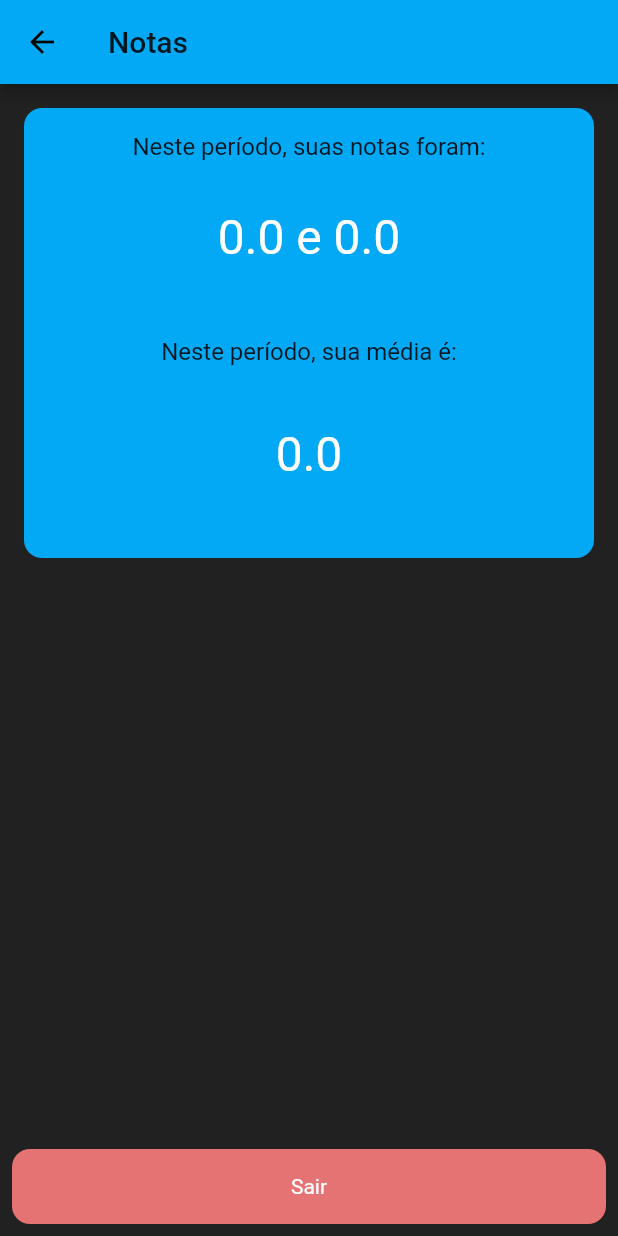
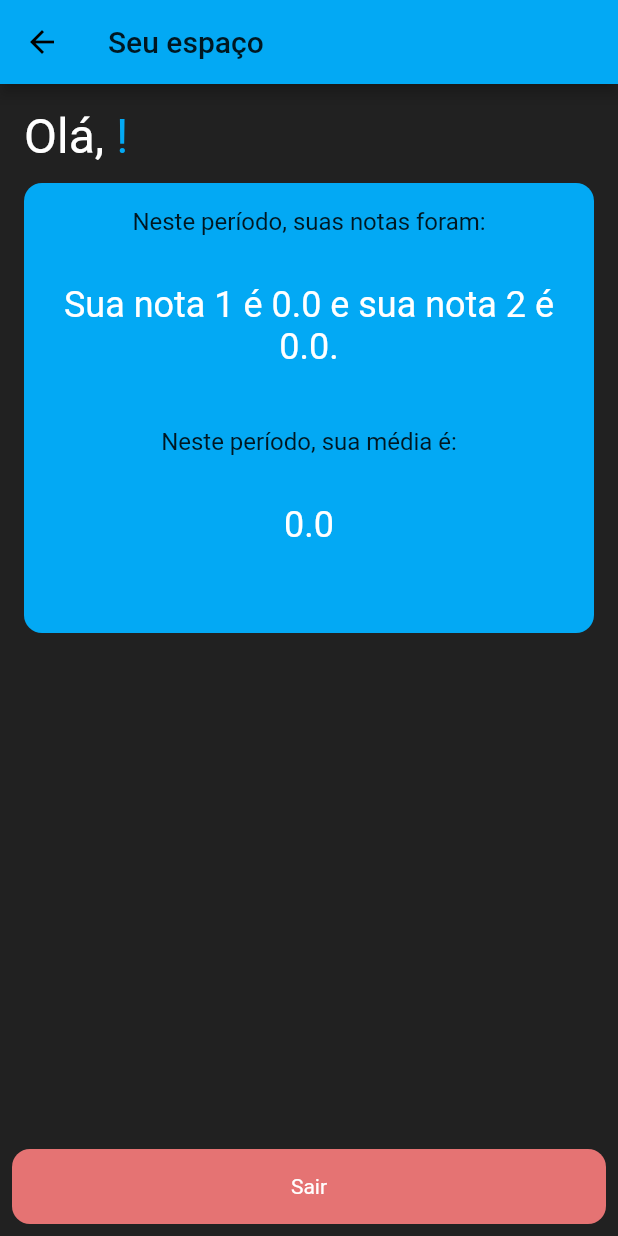
Before and after one commit to Ericboo/eldoom, a Flutter app: the DashboardAluno screen opened directly with empty values, on a phone screen of 412 x 824 dp. Run offline on Flutter 3.47's test engine with Material 2 defaults, Android fonts, the phone set to English and light mode, and no system bars; our stand-ins replace firebase_auth, firebase_core, firebase_database; accounts and stored records are empty.

Commit message:
atualização da tela do aluno.

```diff
--- a/lib/main.dart
+++ b/lib/main.dart
@@ -1,5 +1,4 @@
 import 'package:eldoom/pages/login.dart';
-import 'package:firebase_core/firebase_core.dart';
 import 'package:flutter/material.dart';
 
 void main() {
--- a/lib/models/user.dart
+++ b/lib/models/user.dart
@@ -1,10 +1,9 @@
 import 'package:firebase_database/firebase_database.dart';
 
-User novoUser(values) {
+Usuario novoUser(values) {
   final Map<String, dynamic> novoUser = {
     'nome': '',
-    'email': '',
-    'senha': '',
+    'credential': '',
     'nota1': -1.0,
     'nota2': -1.0,
     'isAluno': true,
@@ -13,20 +12,19 @@ User novoUser(values) {
     novoUser[key] = value;
   });
 
-  return new User(
+  return new Usuario(
       novoUser['nome'],
-      novoUser['email'],
-      novoUser['senha'],
+      novoUser['credential'],
       double.parse(novoUser['nota1'].toString()),
       double.parse(novoUser['nota2'].toString()),
       novoUser['isAluno']);
 }
 
-class User {
+class Usuario {
+
   late DatabaseReference _id;
+  final String credential;
   final String nome;
-  final String email;
-  final String senha;
   final bool isAluno;
   double nota1;
   double nota2;
@@ -42,13 +40,12 @@ class User {
   Map<String, dynamic> toJson() {
     return {
       'nome': this.nome,
-      'email': this.email,
-      'senha': this.senha,
+      'credential': this.credential,
       'nota1': this.nota1,
       'nota2': this.nota2,
       'isAluno': this.isAluno,
     };
   }
 
-  User(this.nome, this.email, this.senha, this.nota1, this.nota2, this.isAluno);
+  Usuario(this.nome, this.credential, this.nota1, this.nota2, this.isAluno);
 }
--- a/lib/pages/dashboard/aluno.dart
+++ b/lib/pages/dashboard/aluno.dart
@@ -1,74 +1,68 @@
 import 'package:eldoom/models/user.dart';
+import 'package:firebase_auth/firebase_auth.dart';
 import 'package:flutter/material.dart';
 
 class DashboardAluno extends StatelessWidget {
-
-  final User aluno;
+  final Usuario aluno;
   DashboardAluno(this.aluno);
 
   @override
   Widget build(BuildContext context) {
-    final double median = (aluno.nota1 + aluno.nota2) / 2;
     return Scaffold(
       appBar: AppBar(
-        title: Text('Notas'),
+        leading: IconButton(
+          icon: Icon(Icons.arrow_back),
+          onPressed: () {
+            FirebaseAuth.instance.signOut();
+            Navigator.pop(context);
+          },
+        ),
+        title: Text('Seu espaço'),
       ),
       body: Column(
         mainAxisAlignment: MainAxisAlignment.spaceBetween,
         children: [
           Padding(
             padding: EdgeInsets.all(16),
-            child: Container(
+            child: Column(
+              crossAxisAlignment: CrossAxisAlignment.start,
+              children: [
+                RichText(
+                  text: TextSpan(
+                      style: TextStyle(
+                          fontSize: 32, color: Theme.of(context).primaryColor),
+                      children: [
+                        TextSpan(
+                            text: 'Olá, ',
+                            style: TextStyle(color: Colors.white)),
+                        TextSpan(
+                          text: aluno.nome,
+                        ),
+                        TextSpan(text: "!")
+                      ]),
+                ),
+                SizedBox(
+                  height: 12,
+                ),
+                Container(
                   width: double.infinity,
                   height: 300,
                   decoration: BoxDecoration(
                     borderRadius: BorderRadius.circular(12),
                     color: Theme.of(context).primaryColor,
                   ),
-              child: Column(
-                children: [
-                  Padding(
-                    padding: EdgeInsets.all(16),
-                    child: Text(
-                      "Neste período, suas notas foram:",
-                      style: TextStyle(fontSize: 16),
-                    ),
-                  ),
-                  Row(
-                    mainAxisAlignment: MainAxisAlignment.center,
-                    children: [
-                      Padding(
-                        //TODO: verificar se existem as notas antes de mostrá-las.
-                        padding: EdgeInsets.all(16),
-                        child: Text(
-                          aluno.nota1.toString() + " e " + aluno.nota2.toString(),
-                          style: TextStyle(fontSize: 32, color: Colors.white),
-                        ),
+                  child: RetornaNota(aluno),
                 ),
               ],
-                  ),
-                  Padding(
-                    padding: EdgeInsets.all(32),
-                    child: Text(
-                      "Neste período, sua média é:",
-                      style: TextStyle(fontSize: 16),
-                    ),
-                  ),
-                  Padding(
-                    padding: EdgeInsets.symmetric(vertical: 8),
-                    child: Text(
-                      median.toString(),
-                      style: TextStyle(fontSize: 32, color: Colors.white),
-                    ),
-                  ),
-                ],
-              ),
             ),
           ),
           Padding(
             padding: const EdgeInsets.all(8.0),
             child: InkWell(
-              onTap: () {},
+              onTap: () {
+                FirebaseAuth.instance.signOut();
+                Navigator.pop(context);
+              },
               child: Container(
                 decoration: BoxDecoration(
                   color: Colors.red[300],
@@ -89,3 +83,97 @@ class DashboardAluno extends StatelessWidget {
     );
   }
 }
+
+class RetornaNota extends StatelessWidget {
+  final Usuario aluno;
+  bool existeMed = false;
+
+  RetornaNota(this.aluno);
+
+  Widget msgNota() {
+    if (aluno.nota1 == -1 && aluno.nota2 == -1) {
+      return Text(
+        'Suas notas ainda não foram lançadas pelos professores.',
+        textAlign: TextAlign.center,
+        style: TextStyle(fontSize: 24, color: Colors.white),
+      );
+    } else if (aluno.nota1 == -1) {
+      return Text(
+        'Sua nota 2 é ' +
+            aluno.nota2.toString() +
+            ' e sua nota 1 ainda não foi lançada.',
+        textAlign: TextAlign.center,
+        style: TextStyle(fontSize: 24, color: Colors.white),
+      );
+    } else if (aluno.nota2 == -1) {
+      return Text(
+        'Sua nota 1 é ' +
+            aluno.nota1.toString() +
+            ' e sua nota 2 ainda não foi lançada.',
+        textAlign: TextAlign.center,
+        style: TextStyle(fontSize: 24, color: Colors.white),
+      );
+    } else {
+      existeMed = true;
+      return Text(
+        'Sua nota 1 é ' +
+            aluno.nota1.toString() +
+            ' e sua nota 2 é ' +
+            aluno.nota2.toString() +
+            '.',
+        textAlign: TextAlign.center,
+        style: TextStyle(fontSize: 24, color: Colors.white),
+      );
+    }
+  }
+
+  @override
+  Widget build(BuildContext context) {
+    final double median = (aluno.nota1 + aluno.nota2) / 2;
+    return Container(
+      child: Column(
+        children: [
+          Padding(
+            padding: EdgeInsets.all(16),
+            child: Text(
+              "Neste período, suas notas foram:",
+              style: TextStyle(fontSize: 16),
+            ),
+          ),
+          Row(
+            mainAxisAlignment: MainAxisAlignment.center,
+            children: [
+              Expanded(
+                child: Padding(
+                  padding: EdgeInsets.all(16),
+                  child: msgNota(),
+                ),
+              ),
+            ],
+          ),
+          Padding(
+            padding: EdgeInsets.all(24),
+            child: Text(
+              "Neste período, sua média é:",
+              style: TextStyle(fontSize: 16),
+            ),
+          ),
+          Padding(
+            padding: EdgeInsets.symmetric(horizontal: 8),
+            child: Expanded(
+              child: Padding(
+                padding: EdgeInsets.symmetric(vertical: 8),
+                child: Text(
+                  existeMed == false
+                      ? 'Sua média ainda não existe.'
+                      : median.toString(),
+                  style: TextStyle(fontSize: 24, color: Colors.white),
+                ),
+              ),
+            ),
+          ),
+        ],
+      ),
+    );
+  }
+}
--- a/lib/pages/dashboard/dashboard.dart
+++ b/lib/pages/dashboard/dashboard.dart
@@ -10,7 +10,7 @@ import 'package:flutter/material.dart';
 //atribuir notas. good luck
 
 class Dashboard extends StatelessWidget {
-  final User user;
+  final Usuario user;
 
   Dashboard(this.user);
 
--- a/pubspec.yaml
+++ b/pubspec.yaml
@@ -30,6 +30,7 @@ dependencies:
   cupertino_icons: ^1.0.2
   firebase_database: ^7.1.2
   firebase_core: ^1.4.0
+  firebase_auth: ^3.0.1
 
 dev_dependencies:
   flutter_test:
```
Also changed, not shown: lib/pages/dashboard/aluno_form.dart (+48 -4 lines), lib/pages/dashboard/professor.dart (+6 -1 lines), lib/pages/login.dart (+55 -20 lines), lib/web_api/firebase_connection.dart (+9 -7 lines), pubspec.lock. Lines whose indentation alone changed are shown as unchanged.
